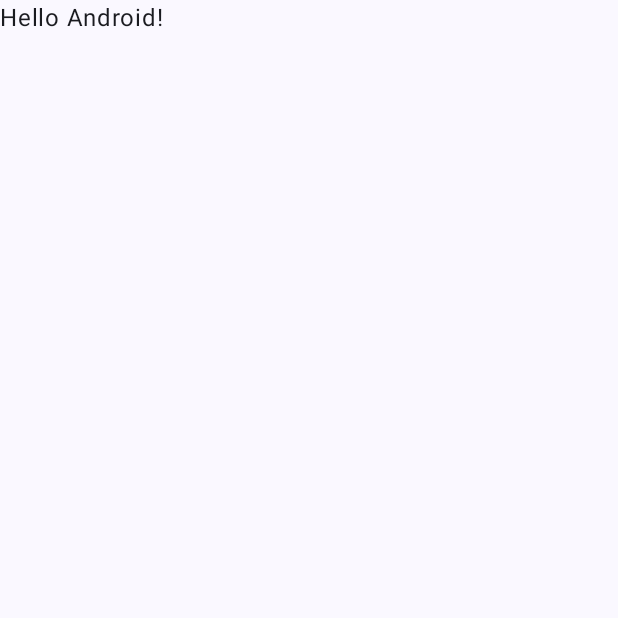
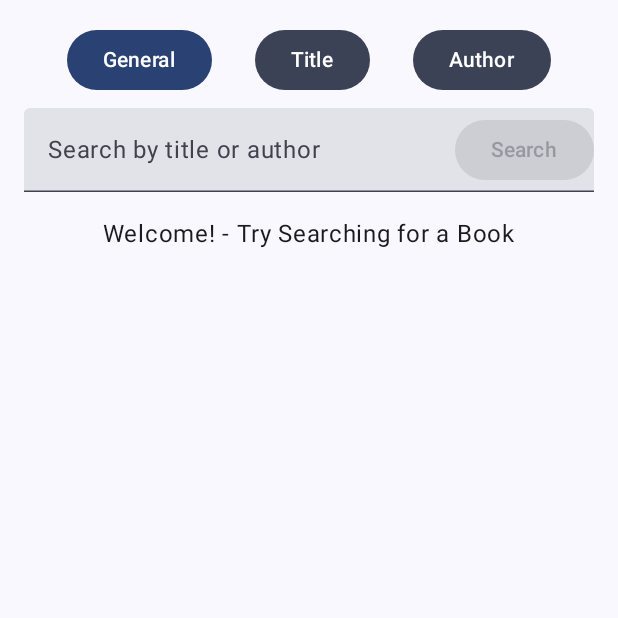
Before and after one commit to MitchellPescud/COMP2008-Assignment-2, an Android app built with Jetpack Compose: the screen it shows after launch (MainActivity), on a phone screen of 412 x 824 dp, the top half of it. Before the commit the part shown is almost empty. Run offline under Robolectric (Android 15) with nearby library versions, the phone set to English and light mode, and no system bars; pictures from the network do not load.

Commit message:
Book Search Functionality
Search & Display Books using Openlibrary API

```diff
--- a/app/build.gradle.kts
+++ b/app/build.gradle.kts
@@ -56,4 +56,9 @@ dependencies {
     androidTestImplementation(libs.androidx.compose.ui.test.junit4)
     debugImplementation(libs.androidx.compose.ui.tooling)
     debugImplementation(libs.androidx.compose.ui.test.manifest)
+    implementation("com.squareup.retrofit2:retrofit:2.11.0")
+    implementation("com.squareup.retrofit2:converter-gson:2.11.0")
+    implementation("io.coil-kt:coil-compose:2.7.0")
+    implementation("androidx.compose.material3:material3:1.4.0")
+    implementation("androidx.lifecycle:lifecycle-viewmodel-compose:2.9.4")
 }
--- a/app/src/main/AndroidManifest.xml
+++ b/app/src/main/AndroidManifest.xml
@@ -1,6 +1,8 @@
 <?xml version="1.0" encoding="utf-8"?>
 <manifest xmlns:android="http://schemas.android.com/apk/res/android"
     xmlns:tools="http://schemas.android.com/tools">
+
+    <uses-permission android:name="android.permission.INTERNET" />
 
     <application
         android:allowBackup="true"
--- /dev/null
+++ b/app/src/main/java/com/example/comp2008assignment2/BookViewModel.kt
@@ -0,0 +1,64 @@
+package com.example.comp2008assignment2
+
+import androidx.compose.runtime.getValue
+import androidx.compose.runtime.mutableStateOf
+import androidx.compose.runtime.setValue
+import androidx.lifecycle.ViewModel
+import androidx.lifecycle.viewModelScope
+import kotlinx.coroutines.launch
+import retrofit2.Retrofit
+import retrofit2.converter.gson.GsonConverterFactory
+
+enum class SearchType {
+    GENERAL, TITLE, AUTHOR
+}
+
+class BookViewModel : ViewModel() {
+    var books by mutableStateOf<List<Book>>(emptyList())
+        private set
+    var isLoading by mutableStateOf(false)
+        private set
+    var errorMessage by mutableStateOf<String?>(null)
+        private set
+
+    private val api: OpenLibraryApi = Retrofit.Builder()
+        .baseUrl("https://openlibrary.org/")
+        .addConverterFactory(GsonConverterFactory.create())
+        .build()
+        .create(OpenLibraryApi::class.java)
+
+    fun searchBooks(query: String, searchType: SearchType) {
+        if (query.isBlank()) {
+            errorMessage = "Please enter a search term."
+            return
+        }
+
+        viewModelScope.launch {
+            isLoading = true
+            errorMessage = null
+            try {
+                val response = when (searchType) {
+                    SearchType.GENERAL -> api.searchBooks(query)
+                    SearchType.TITLE -> api.searchByTitle(query)
+                    SearchType.AUTHOR -> api.searchByAuthor(query)
+                }
+                if (response.isSuccessful) {
+                    books = response.body()?.docs?.filter { it.title != null } ?: emptyList()
+                    if (books.isEmpty()) {
+                        errorMessage = "No books found for this query."
+                    }
+                } else {
+                    errorMessage = when (response.code()) {
+                        404 -> "No books found for this query."
+                        500 -> "Server error, please try again later."
+                        else -> "Failed to fetch books: ${response.message()}"
+                    }
+                }
+            } catch (e: Exception) {
+                errorMessage = "Error: ${e.message}"
+            } finally {
+                isLoading = false
+            }
+        }
+    }
+}
--- a/app/src/main/java/com/example/comp2008assignment2/MainActivity.kt
+++ b/app/src/main/java/com/example/comp2008assignment2/MainActivity.kt
@@ -4,13 +4,22 @@ import android.os.Bundle
 import androidx.activity.ComponentActivity
 import androidx.activity.compose.setContent
 import androidx.activity.enableEdgeToEdge
-import androidx.compose.foundation.layout.fillMaxSize
-import androidx.compose.foundation.layout.padding
-import androidx.compose.material3.Scaffold
-import androidx.compose.material3.Text
-import androidx.compose.runtime.Composable
+import androidx.compose.foundation.Image
+import androidx.compose.foundation.layout.*
+import androidx.compose.foundation.lazy.grid.GridCells
+import androidx.compose.foundation.lazy.grid.LazyVerticalGrid
+import androidx.compose.foundation.lazy.grid.items
+import androidx.compose.ui.platform.LocalConfiguration
+import androidx.compose.foundation.text.KeyboardOptions
+import androidx.compose.material3.*
+import androidx.compose.runtime.*
+import androidx.compose.ui.Alignment
 import androidx.compose.ui.Modifier
+import androidx.compose.ui.text.input.KeyboardType
+import androidx.compose.ui.unit.dp
 import androidx.compose.ui.tooling.preview.Preview
+import androidx.lifecycle.viewmodel.compose.viewModel
+import coil.compose.rememberAsyncImagePainter
 import com.example.comp2008assignment2.ui.theme.COMP2008Assignment2Theme
 
 class MainActivity : ComponentActivity() {
@@ -20,10 +29,7 @@ class MainActivity : ComponentActivity() {
         setContent {
             COMP2008Assignment2Theme {
                 Scaffold(modifier = Modifier.fillMaxSize()) { innerPadding ->
-                    Greeting(
-                        name = "Android",
-                        modifier = Modifier.padding(innerPadding)
-                    )
+                    BookSearchScreen(modifier = Modifier.padding(innerPadding))
                 }
             }
         }
@@ -31,17 +37,166 @@ class MainActivity : ComponentActivity() {
 }
 
 @Composable
-fun Greeting(name: String, modifier: Modifier = Modifier) {
-    Text(
-        text = "Hello $name!",
+fun BookSearchScreen(modifier: Modifier = Modifier, viewModel: BookViewModel = viewModel()) {
+    var searchQuery by remember { mutableStateOf("") }
+    var searchType by remember { mutableStateOf(SearchType.GENERAL) }
+
+    Column(
         modifier = modifier
-    )
+            .fillMaxSize()
+            .padding(16.dp)
+    ) {
+        // Search Type Buttons
+        Row(
+            modifier = Modifier.fillMaxWidth(),
+            horizontalArrangement = Arrangement.SpaceEvenly
+        ) {
+            Button(
+                onClick = { searchType = SearchType.GENERAL },
+                colors = ButtonDefaults.buttonColors(
+                    containerColor = if (searchType == SearchType.GENERAL) MaterialTheme.colorScheme.primary else MaterialTheme.colorScheme.secondary
+                )
+            ) {
+                Text("General")
+            }
+            Button(
+                onClick = { searchType = SearchType.TITLE },
+                colors = ButtonDefaults.buttonColors(
+                    containerColor = if (searchType == SearchType.TITLE) MaterialTheme.colorScheme.primary else MaterialTheme.colorScheme.secondary
+                )
+            ) {
+                Text("Title")
+            }
+            Button(
+                onClick = { searchType = SearchType.AUTHOR },
+                colors = ButtonDefaults.buttonColors(
+                    containerColor = if (searchType == SearchType.AUTHOR) MaterialTheme.colorScheme.primary else MaterialTheme.colorScheme.secondary
+                )
+            ) {
+                Text("Author")
+            }
+        }
+
+        Spacer(modifier = Modifier.height(8.dp))
+
+        // Search Bar
+        TextField(
+            value = searchQuery,
+            onValueChange = { searchQuery = it },
+            label = { Text("Search by title or author") },
+            modifier = Modifier.fillMaxWidth(),
+            keyboardOptions = KeyboardOptions(keyboardType = KeyboardType.Text),
+            singleLine = true,
+            trailingIcon = {
+                Button(
+                    onClick = { viewModel.searchBooks(searchQuery, searchType) },
+                    enabled = searchQuery.isNotBlank()
+                ) {
+                    Text("Search")
+                }
+            }
+        )
+
+        Spacer(modifier = Modifier.height(16.dp))
+
+        // Loading, Error, or Book List
+        when {
+            viewModel.isLoading -> {
+                CircularProgressIndicator(modifier = Modifier.align(Alignment.CenterHorizontally))
+            }
+
+            viewModel.errorMessage != null -> {
+                Text(
+                    text = viewModel.errorMessage ?: "Unknown error",
+                    color = MaterialTheme.colorScheme.error,
+                    modifier = Modifier.align(Alignment.CenterHorizontally)
+                )
+            }
+
+            viewModel.books.isEmpty() -> {
+                Text(
+                    text = "Welcome! - Try Searching for a Book",
+                    modifier = Modifier.align(Alignment.CenterHorizontally)
+                )
+            }
+
+            else -> {
+                val configuration = LocalConfiguration.current
+                val isTablet = configuration.smallestScreenWidthDp >= 600
+                val isLandscape =
+                    configuration.orientation == android.content.res.Configuration.ORIENTATION_LANDSCAPE
+
+
+                val columns = when {
+                    isTablet && isLandscape -> 3
+                    isTablet && !isLandscape -> 2
+                    !isTablet && isLandscape -> 2
+                    else -> 1
+                }
+
+                LazyVerticalGrid(
+                    columns = GridCells.Fixed(columns),
+                    modifier = Modifier.fillMaxSize(),
+                    verticalArrangement = Arrangement.spacedBy(8.dp),
+                    horizontalArrangement = Arrangement.spacedBy(8.dp),
+                    contentPadding = PaddingValues(vertical = 4.dp)
+                ) {
+                    items(viewModel.books) { book ->
+                        BookItem(book)
+                    }
+                }
+            }
+        }
+    }
+}
+
+@Composable
+fun BookItem(book: Book) {
+    Card(
+        modifier = Modifier
+            .fillMaxWidth()
+            .padding(vertical = 4.dp),
+        elevation = CardDefaults.cardElevation(defaultElevation = 2.dp)
+    ) {
+        Row(
+            modifier = Modifier
+                .fillMaxWidth()
+                .padding(16.dp),
+            verticalAlignment = Alignment.CenterVertically
+        ) {
+            // Book Cover (if available)
+            book.cover_i?.let { coverId ->
+                Image(
+                    painter = rememberAsyncImagePainter("https://covers.openlibrary.org/b/id/$coverId-S.jpg"),
+                    contentDescription = "Book cover",
+                    modifier = Modifier
+                        .size(80.dp)
+                        .padding(end = 16.dp)
+                )
+            }
+            // Book Details
+            Column {
+                Text(
+                    text = book.title ?: "Unknown Title",
+                    style = MaterialTheme.typography.titleMedium
+                )
+                Text(
+                    text = "Author(s): ${book.author_name?.joinToString(", ") ?: "Unknown"}",
+                    style = MaterialTheme.typography.bodyMedium
+                )
+                Text(
+                    text = "Published: ${book.first_publish_year ?: "Unknown"}",
+                    style = MaterialTheme.typography.bodySmall
+                )
+            }
+        }
+    }
 }
 
 @Preview(showBackground = true)
 @Composable
-fun GreetingPreview() {
+fun BookSearchScreenPreview() {
     COMP2008Assignment2Theme {
-        Greeting("Android")
+        BookSearchScreen()
     }
 }
--- /dev/null
+++ b/app/src/main/java/com/example/comp2008assignment2/OpenLibraryAPI.kt
@@ -0,0 +1,22 @@
+package com.example.comp2008assignment2
+
+import retrofit2.http.GET
+import retrofit2.http.Query
+import retrofit2.Response
+
+interface OpenLibraryApi {
+    @GET("search.json")
+    suspend fun searchBooks(
+        @Query("q") query: String
+    ): Response<BookSearchResponse>
+
+    @GET("search.json")
+    suspend fun searchByTitle(
+        @Query("title") title: String
+    ): Response<BookSearchResponse>
+
+    @GET("search.json")
+    suspend fun searchByAuthor(
+        @Query("author") author: String,
+    ): Response<BookSearchResponse>
+}
```
Also changed, not shown: app/src/main/java/com/example/comp2008assignment2/Book.kt (added, +12 -0 lines).
